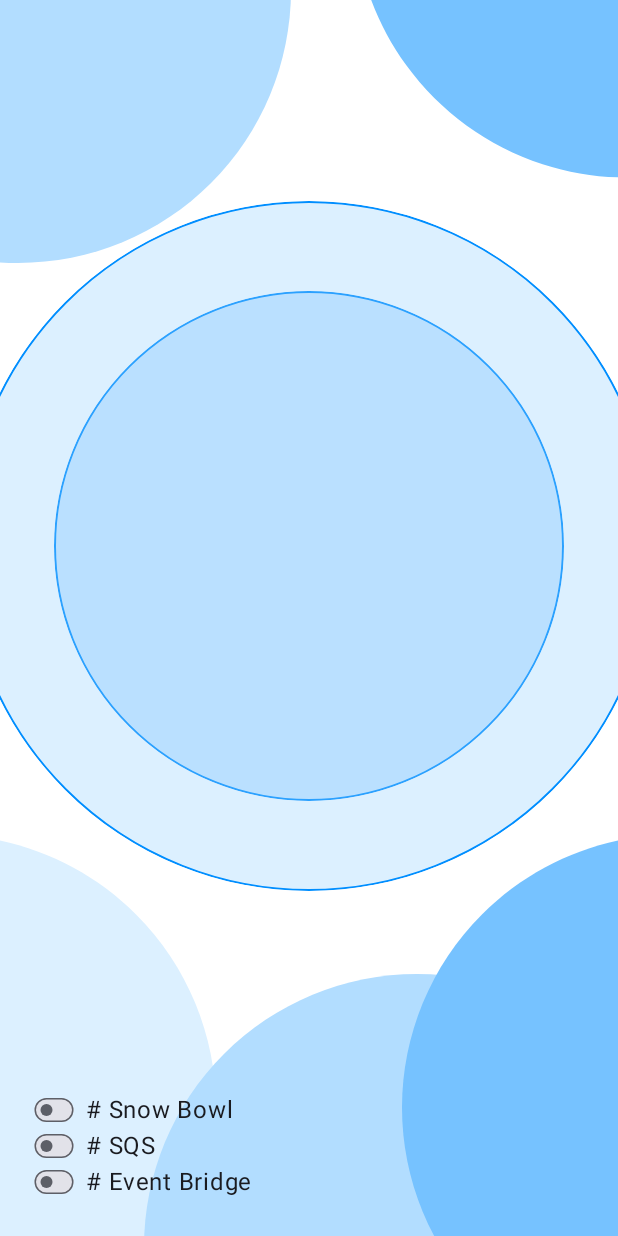
After one commit to novum-d/Spajam2024, an Android app built with Jetpack Compose: the composable SparklyPage shown on its own in the app's theme, on a phone screen of 412 x 824 dp. The commit adds this screen. Run offline under Robolectric (Android 15) with nearby library versions, the phone set to English and light mode, and no system bars.

Commit message:
✨ feat: 点滅画面のレイアウトを作成

```diff
--- /dev/null
+++ b/app/src/main/java/jp/spajam/skoll/page/SparklyPage.kt
@@ -0,0 +1,141 @@
+package jp.spajam.skoll.page
+
+import androidx.annotation.ColorInt
+import androidx.compose.animation.AnimatedVisibility
+import androidx.compose.animation.fadeIn
+import androidx.compose.animation.fadeOut
+import androidx.compose.foundation.Image
+import androidx.compose.foundation.background
+import androidx.compose.foundation.border
+import androidx.compose.foundation.layout.Box
+import androidx.compose.foundation.layout.Column
+import androidx.compose.foundation.layout.PaddingValues
+import androidx.compose.foundation.layout.Row
+import androidx.compose.foundation.layout.Spacer
+import androidx.compose.foundation.layout.fillMaxSize
+import androidx.compose.foundation.layout.size
+import androidx.compose.foundation.layout.width
+import androidx.compose.foundation.layout.wrapContentSize
+import androidx.compose.foundation.lazy.LazyColumn
+import androidx.compose.foundation.lazy.items
+import androidx.compose.foundation.shape.CircleShape
+import androidx.compose.material3.Switch
+import androidx.compose.material3.Text
+import androidx.compose.runtime.Composable
+import androidx.compose.runtime.LaunchedEffect
+import androidx.compose.runtime.mutableStateOf
+import androidx.compose.runtime.remember
+import androidx.compose.ui.Alignment
+import androidx.compose.ui.Modifier
+import androidx.compose.ui.draw.clip
+import androidx.compose.ui.draw.scale
+import androidx.compose.ui.graphics.Color
+import androidx.compose.ui.layout.ContentScale
+import androidx.compose.ui.res.painterResource
+import androidx.compose.ui.tooling.preview.Preview
+import androidx.compose.ui.unit.dp
+import jp.spajam.skoll.R
+import jp.spajam.skoll.ui.theme.Spajam2024Theme
+import kotlinx.coroutines.delay
+
+val initOvalVisible = List(OvalRes.entries.size) { false }
+
+@Composable
+fun SparklyPage(
+    hashTags: List<String> = listOf("Snow Bowl", "SQS", "Event Bridge"),
+) {
+    val (ovalVisible, updateOvalVisible) = remember { mutableStateOf(initOvalVisible) }
+
+    LaunchedEffect(ovalVisible) {
+        val i = ovalVisible.indexOfFirst { it.not() }
+        val mutList = if (i != -1) {
+            ovalVisible.toMutableList().also { it[i] = true }
+        } else {
+            initOvalVisible.toMutableList()
+        }
+        delay(200)
+        updateOvalVisible(mutList)
+    }
+
+    Box(modifier = Modifier.fillMaxSize()){
+        Image(
+            painter = painterResource(R.drawable.sparkly_background),
+            contentDescription = null,
+            contentScale = ContentScale.FillWidth,
+            modifier = Modifier.fillMaxSize(),
+        )
+        Column(modifier = Modifier.fillMaxSize()) {
+            Spacer(Modifier.weight(1f))
+
+            Box(
+                modifier = Modifier.align(Alignment.CenterHorizontally),
+                contentAlignment = Alignment.Center,
+            ) {
+                ovalVisible.zip(OvalRes.entries.reversed()).forEach { (ovalVisible, ovalRes) ->
+                    Oval(ovalVisible, ovalRes)
+                }
+            }
+
+            Spacer(Modifier.weight(1f))
+
+            LazyColumn(contentPadding = PaddingValues(start = 24.dp, bottom = 24.dp)) {
+                items(hashTags) {
+                    Row(verticalAlignment = Alignment.CenterVertically) {
+                        Switch(
+                            false, {}, modifier = Modifier
+                                .scale(0.5F)
+                                .size(24.dp)
+                        )
+                        Spacer(Modifier.width(9.dp))
+                        Text("# $it")
+                    }
+                }
+            }
+        }
+    }
+}
+
+@Composable
+fun Oval(
+    ovalVisible: Boolean,
+    ovalRes: OvalRes,
+) {
+    AnimatedVisibility(
+        ovalVisible,
+        enter = fadeIn(),
+        exit = fadeOut(),
+    ) {
+        Box(
+            modifier = Modifier
+                .wrapContentSize(unbounded = true)
+                .size(ovalRes.size.dp)
+                .clip(CircleShape)
+                .border(
+                    width = 1.dp,
+                    color = Color(0xFF008EFF),
+                    shape = CircleShape,
+                )
+                .background(Color(ovalRes.colorRes))
+        )
+    }
+}
+
+enum class OvalRes(
+    val size: Int, // dp
+    @ColorInt val colorRes: Long,
+) {
+    Zero(100, 0xFF2196F3),
+    One(Zero.size + inc, 0xFF76C2FF),
+    Two(One.size + inc, 0xFFB2DDFF),
+    Three(Two.size + inc, 0xFFDCF0FF),
+}
+
+const val inc = 120
+
+@Preview(showBackground = true)
+@Composable
+fun SparklyPagePreview() {
+    Spajam2024Theme {
+        SparklyPage()
+    }
+}
--- /dev/null
+++ b/app/src/main/res/drawable/sparkly_background.xml
@@ -0,0 +1,28 @@
+<vector xmlns:android="http://schemas.android.com/apk/res/android"
+    android:width="412dp"
+    android:height="917dp"
+    android:viewportWidth="412"
+    android:viewportHeight="917">
+  <group>
+    <clip-path
+        android:pathData="M0,0h412v917h-412z"/>
+    <path
+        android:pathData="M0,0h412v917h-412z"
+        android:fillColor="#ffffff"/>
+    <path
+        android:pathData="M12,40m-182,0a182,182 0,1 1,364 0a182,182 0,1 1,-364 0"
+        android:fillColor="#B2DDFF"/>
+    <path
+        android:pathData="M418,-17m-182,0a182,182 0,1 1,364 0a182,182 0,1 1,-364 0"
+        android:fillColor="#76C2FF"/>
+    <path
+        android:pathData="M-38,785m-182,0a182,182 0,1 1,364 0a182,182 0,1 1,-364 0"
+        android:fillColor="#DCF0FF"/>
+    <path
+        android:pathData="M278,878m-182,0a182,182 0,1 1,364 0a182,182 0,1 1,-364 0"
+        android:fillColor="#B2DDFF"/>
+    <path
+        android:pathData="M450,785m-182,0a182,182 0,1 1,364 0a182,182 0,1 1,-364 0"
+        android:fillColor="#76C2FF"/>
+  </group>
+</vector>
```
Also changed, not shown: app/src/main/java/jp/spajam/skoll/MainActivity.kt (+21 -0 lines).
